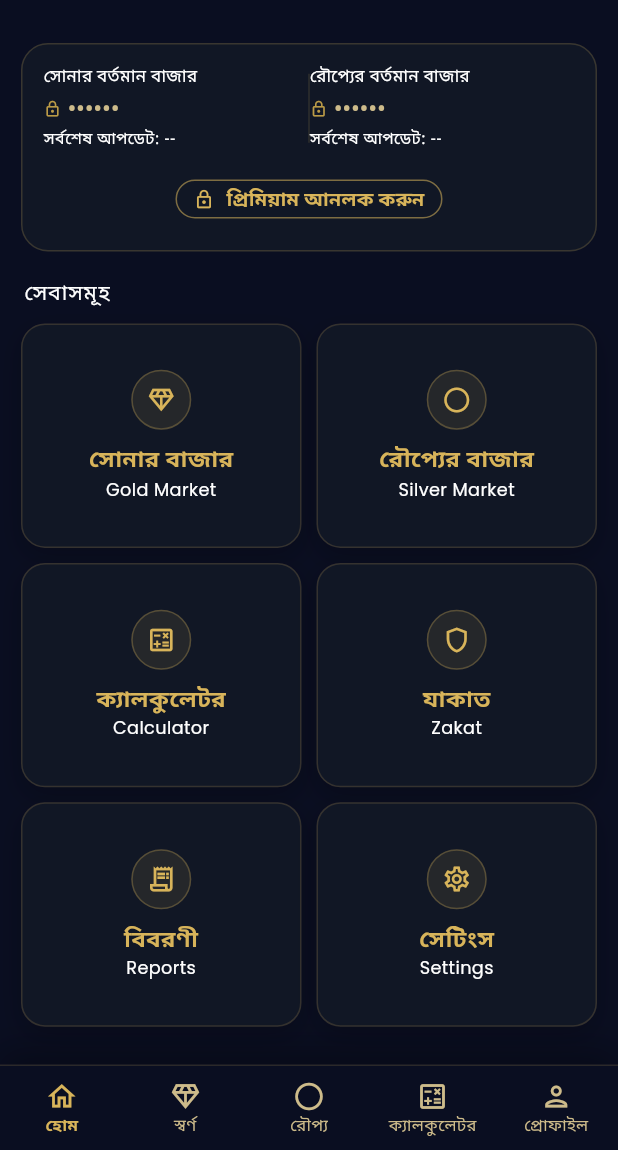
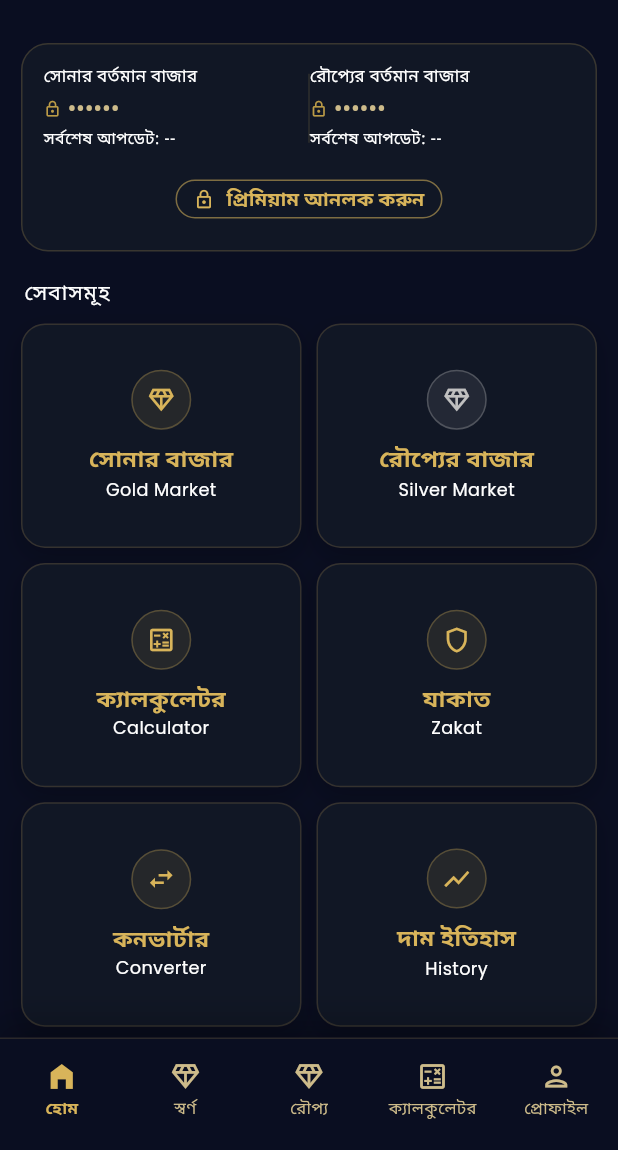
Before and after one commit to Rihabz1/Swarnakar, a Flutter app: the DashboardScreen screen opened by its route, on a phone screen of 412 x 824 dp, the part 86-1236 px from its top. Run offline on Flutter 3.47's test engine with Material 3 defaults, Android fonts, the light colour scheme and no system bars; our stand-ins replace animate_do, cloud_firestore, connectivity_plus, firebase_auth, firebase_core, flutter_riverpod and 5 more; missing offline and left inert: dart:html; accounts and stored records are empty; Roboto replaces fonts that are missing (Hind Siliguri, SutonnyMJ).

Commit message:
Add price history widget and refine converter UI

```diff
--- a/lib/core/constants/app_strings.dart
+++ b/lib/core/constants/app_strings.dart
@@ -39,9 +39,11 @@ class AppStrings {
   static const String currentMarket = 'বর্তমান বাজার';
   static const String services = 'সেবাসমূহ';
   static const String calculator = 'ক্যালকুলেটর';
+  static const String converter = 'কনভার্টার';
   static const String zakat = 'যাকাত';
   static const String reports = 'বিবরণী';
   static const String settings = 'সেটিংস';
+  static const String priceHistory = 'দাম ইতিহাস';
   static const String profile = 'প্রোফাইল';
   static const String today = 'আজ';
   static const String morning = 'সকাল ৯:৩০';
@@ -84,6 +86,18 @@ class AppStrings {
   static const String metalValue = 'ধাতুর মূল্য';
   static const String labor = 'মজুরি';
   static const String totalPrice = 'মোট মূল্য';
+
+  // Price history
+  static const String priceHistoryTitle = 'দাম ইতিহাস';
+
+  // Converter
+  static const String converterTitle = 'কনভার্টার';
+  static const String fromUnit = 'থেকে';
+  static const String toUnit = 'রূপান্তর';
+  static const String gramUnit = 'গ্রাম';
+  static const String bhoriUnit = 'ভরি';
+  static const String ounceUnit = 'আউন্স';
+  static const String convertedValue = 'রূপান্তরিত মান';
 
   // Zakat
   static const String zakatTitle = 'যাকাত হিসাব';
--- a/lib/core/router/app_router.dart
+++ b/lib/core/router/app_router.dart
@@ -11,7 +11,8 @@ import 'package:swarnakar/features/silver_price/presentation/silver_price_screen
 import 'package:swarnakar/features/calculator/presentation/calculator_screen.dart';
 import 'package:swarnakar/features/zakat/presentation/zakat_screen.dart';
 import 'package:swarnakar/features/subscription/presentation/paywall_screen.dart';
-import 'package:swarnakar/features/reports/presentation/reports_screen.dart';
+import 'package:swarnakar/features/converter/presentation/converter_screen.dart';
+import 'package:swarnakar/features/price_history/presentation/price_history_screen.dart';
 import 'package:swarnakar/features/settings/presentation/settings_screen.dart';
 
 final GoRouter appRouter = GoRouter(
@@ -85,9 +86,14 @@ final GoRouter appRouter = GoRouter(
       builder: (context, state) => const PaywallScreen(),
     ),
     GoRoute(
-      path: '/reports',
-      name: 'reports',
-      builder: (context, state) => const ReportsScreen(),
+      path: '/converter',
+      name: 'converter',
+      builder: (context, state) => const ConverterScreen(),
+    ),
+    GoRoute(
+      path: '/price-history',
+      name: 'price-history',
+      builder: (context, state) => const PriceHistoryScreen(),
     ),
     GoRoute(
       path: '/settings',
--- a/lib/core/theme/app_colors.dart
+++ b/lib/core/theme/app_colors.dart
@@ -12,6 +12,7 @@ class AppColors {
   static const Color goldLight = Color(0xFFF1D27C);
   static const Color goldDark = Color(0xFF9F7A2A);
   static const Color goldSoft = Color(0xFF6D5523);
+  static const Color silver = Color(0xFFC0C0C0);
   static const Color white = Color(0xFFFFFFFF);
   static const Color textPrimary = Color(0xFFFFFFFF);
   static const Color textSecondary = Color(0xFFE3E8F2);
--- a/lib/features/dashboard/presentation/dashboard_screen.dart
+++ b/lib/features/dashboard/presentation/dashboard_screen.dart
@@ -38,12 +38,12 @@ class DashboardScreen extends ConsumerWidget {
     );
 
     final dashboardCards = [
-      ('সোনার বাজার', 'Gold Market', Icons.diamond_outlined, '/gold-price'),
-      ('রৌপ্যের বাজার', 'Silver Market', Icons.circle_outlined, '/silver-price'),
-      ('ক্যালকুলেটর', 'Calculator', Icons.calculate_outlined, '/calculator'),
-      ('যাকাত', 'Zakat', Icons.shield_outlined, '/zakat'),
-      ('বিবরণী', 'Reports', Icons.receipt_long_outlined, '/reports'),
-      ('সেটিংস', 'Settings', Icons.settings_outlined, '/settings'),
+      ('সোনার বাজার', 'Gold Market', Icons.diamond_outlined, '/gold-price', AppColors.gold),
+      ('রৌপ্যের বাজার', 'Silver Market', Icons.diamond_outlined, '/silver-price', AppColors.silver),
+      ('ক্যালকুলেটর', 'Calculator', Icons.calculate_outlined, '/calculator', AppColors.gold),
+      ('যাকাত', 'Zakat', Icons.shield_outlined, '/zakat', AppColors.gold),
+      (AppStrings.converter, 'Converter', Icons.swap_horiz, '/converter', AppColors.gold),
+      (AppStrings.priceHistory, 'History', Icons.show_chart_outlined, '/price-history', AppColors.gold),
     ];
 
     return Scaffold(
@@ -225,7 +225,7 @@ class DashboardScreen extends ConsumerWidget {
                   ),
                   itemCount: dashboardCards.length,
                   itemBuilder: (context, index) {
-                    final (bengaliName, englishName, icon, route) = dashboardCards[index];
+                    final (bengaliName, englishName, icon, route, iconColor) = dashboardCards[index];
                     return FadeInUp(
                       delay: Duration(milliseconds: index * 90),
                       child: GestureDetector(
@@ -234,6 +234,7 @@ class DashboardScreen extends ConsumerWidget {
                           bengaliName,
                           englishName,
                           icon,
+                          iconColor,
                         ),
                       ),
                     );
@@ -305,7 +306,12 @@ class DashboardScreen extends ConsumerWidget {
     );
   }
 
-  Widget _buildDashboardCard(String bengaliName, String englishName, IconData icon) {
+  Widget _buildDashboardCard(
+    String bengaliName,
+    String englishName,
+    IconData icon,
+    Color iconColor,
+  ) {
     return Container(
       decoration: BoxDecoration(
         color: AppColors.surface,
@@ -331,15 +337,15 @@ class DashboardScreen extends ConsumerWidget {
             height: 40,
             decoration: BoxDecoration(
               shape: BoxShape.circle,
-              color: AppColors.gold.withValues(alpha: 0.1),
+              color: iconColor.withValues(alpha: 0.1),
               border: Border.all(
-                color: AppColors.gold.withValues(alpha: 0.28),
+                color: iconColor.withValues(alpha: 0.28),
                 width: 1,
               ),
             ),
             child: Icon(
               icon,
-              color: AppColors.gold,
+              color: iconColor,
               size: 20,
             ),
           ),
--- /dev/null
+++ b/lib/features/price_history/presentation/price_history_web_stub.dart
@@ -0,0 +1,5 @@
+import 'package:flutter/widgets.dart';
+
+Widget buildPriceHistoryWebView(String html) {
+  return const SizedBox.shrink();
+}
--- a/lib/shared/widgets/app_bottom_nav.dart
+++ b/lib/shared/widgets/app_bottom_nav.dart
@@ -14,12 +14,43 @@ class AppBottomNav extends StatelessWidget {
 
   @override
   Widget build(BuildContext context) {
-    const items = [
-      ('হোম', Icons.home_outlined, '/dashboard'),
-      ('স্বর্ণ', Icons.diamond_outlined, '/gold-price'),
-      ('রৌপ্য', Icons.circle_outlined, '/silver-price'),
-      ('ক্যালকুলেটর', Icons.calculate_outlined, '/calculator'),
-      ('প্রোফাইল', Icons.person_outlined, '/settings'),
+    final items = [
+      _NavItem(
+        'হোম',
+        icon: Icons.home_outlined,
+        activeIcon: Icons.home_filled,
+        route: '/dashboard',
+        selectedColor: AppColors.gold,
+      ),
+      _NavItem(
+        'স্বর্ণ',
+        icon: Icons.diamond_outlined,
+        activeIcon: Icons.diamond,
+        route: '/gold-price',
+        selectedColor: AppColors.gold,
+      ),
+      _NavItem(
+        'রৌপ্য',
+        icon: Icons.diamond_outlined,
+        activeIcon: Icons.diamond_outlined,
+        route: '/silver-price',
+        selectedColor: AppColors.silver,
+        activeSize: 24,
+      ),
+      _NavItem(
+        'ক্যালকুলেটর',
+        icon: Icons.calculate_outlined,
+        activeIcon: Icons.calculate,
+        route: '/calculator',
+        selectedColor: AppColors.gold,
+      ),
+      _NavItem(
+        'প্রোফাইল',
+        icon: Icons.person_outlined,
+        activeIcon: Icons.person,
+        route: '/settings',
+        selectedColor: AppColors.gold,
+      ),
     ];
     final safeIndex = currentIndex >= 0 && currentIndex < items.length ? currentIndex : 0;
 
@@ -43,33 +74,47 @@ class AppBottomNav extends StatelessWidget {
       child: BottomNavigationBar(
         currentIndex: safeIndex,
         onTap: (index) {
-          final route = items[index].$3;
+          final route = items[index].route;
           context.go(route);
         },
         backgroundColor: Colors.transparent,
         elevation: 0,
         iconSize: 22,
         type: BottomNavigationBarType.fixed,
-        selectedItemColor: AppColors.gold,
-        unselectedItemColor: AppColors.textMuted,
-        selectedLabelStyle: const TextStyle(
-          fontFamily: 'SutonnyMJ',
-          fontSize: 11,
-          fontWeight: FontWeight.w600,
-          color: AppColors.gold,
-        ),
-        unselectedLabelStyle: const TextStyle(
-          fontFamily: 'SutonnyMJ',
-          fontSize: 11,
-          color: AppColors.textMuted,
-        ),
+        showSelectedLabels: false,
+        showUnselectedLabels: false,
         items: items
             .map((item) => BottomNavigationBarItem(
-                  icon: Icon(item.$2),
-                  label: item.$1,
+                  icon: _buildNavItem(item, isSelected: false),
+                  activeIcon: _buildNavItem(item, isSelected: true),
+                  label: item.label,
                 ))
             .toList(),
       ),
+    );
+  }
+
+  Widget _buildNavItem(_NavItem item, {required bool isSelected}) {
+    final color = isSelected ? item.selectedColor : AppColors.textMuted;
+    return Column(
+      mainAxisSize: MainAxisSize.min,
+      children: [
+        Icon(
+          isSelected ? item.activeIcon : item.icon,
+          color: color,
+          size: isSelected ? item.activeSize ?? 22 : 22,
+        ),
+        const SizedBox(height: 2),
+        Text(
+          item.label,
+          style: TextStyle(
+            fontFamily: 'SutonnyMJ',
+            fontSize: 11,
+            fontWeight: isSelected ? FontWeight.w600 : FontWeight.w500,
+            color: color,
+          ),
+        ),
+      ],
     );
   }
 
@@ -83,12 +128,31 @@ class AppBottomNav extends StatelessWidget {
         return 2;
       case '/calculator':
       case '/zakat':
+      case '/converter':
         return 3;
       case '/settings':
-      case '/reports':
+      case '/price-history':
         return 4;
       default:
         return 0;
     }
   }
 }
+
+class _NavItem {
+  final String label;
+  final IconData icon;
+  final IconData activeIcon;
+  final String route;
+  final Color selectedColor;
+  final double? activeSize;
+
+  const _NavItem(
+    this.label, {
+    required this.icon,
+    required this.activeIcon,
+    required this.route,
+    required this.selectedColor,
+    this.activeSize,
+  });
+}
--- a/pubspec.yaml
+++ b/pubspec.yaml
@@ -22,6 +22,8 @@ dependencies:
   flutter_svg: ^2.0.10+1
   cached_network_image: ^3.3.1
   shimmer: ^3.0.0
+  webview_flutter: ^4.8.0
+  webview_flutter_web: ^0.2.3+4
   firebase_core: ^3.15.1
   firebase_auth: ^5.6.2
   cloud_firestore: ^5.6.11
```
Also changed, not shown: lib/features/converter/presentation/converter_screen.dart (added, +366 -0 lines), lib/features/price_history/presentation/price_history_screen.dart (added, +121 -0 lines), lib/features/price_history/presentation/price_history_web.dart (added, +26 -0 lines), pubspec.lock, 8 other files.
